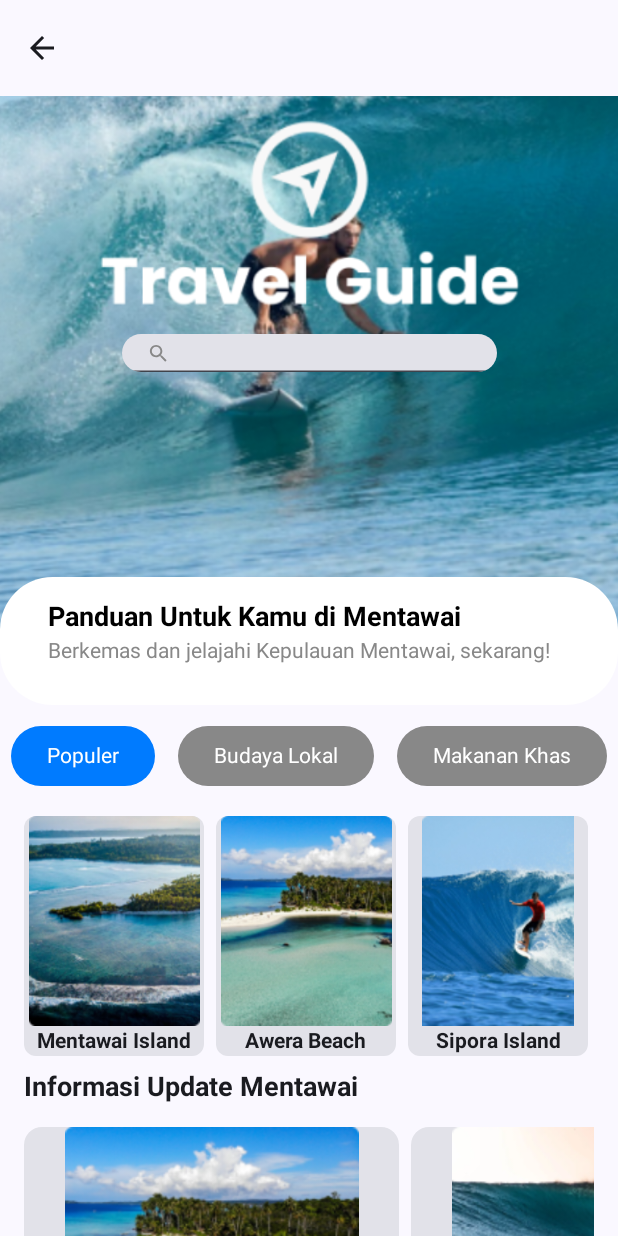
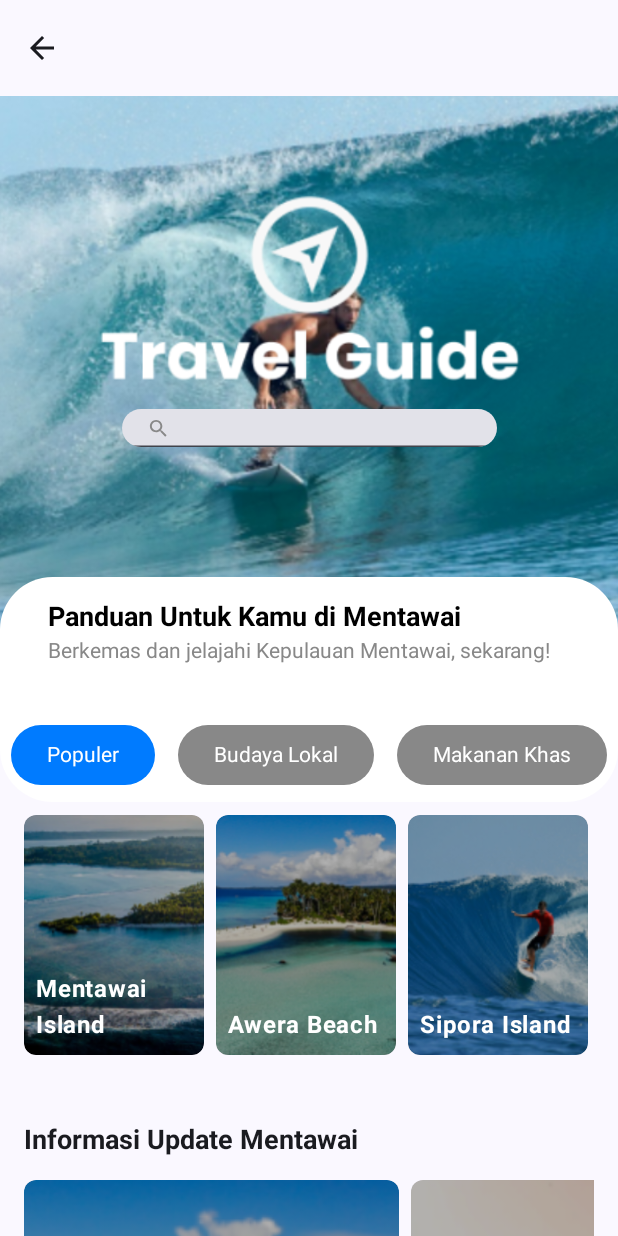
Before and after one commit to RahmaSuciWulandari/TajaMentawaiApp, an Android app built with Jetpack Compose: the TravelGuideScreen screen opened through its navigation route, on a phone screen of 412 x 824 dp. Run offline under Robolectric (Android 15) with nearby library versions, the phone set to English and light mode, and no system bars; our stand-ins replace Dagger/Hilt's generated code, Room's generated code.

Commit message:
edit travel guide

```diff
--- a/app/src/main/java/com/uci/tajamentawai/navigation/Screen.kt
+++ b/app/src/main/java/com/uci/tajamentawai/navigation/Screen.kt
@@ -24,6 +24,7 @@ sealed class Screen (val route: String){
     data object Comment : Screen("comment")
     data object Konfir : Screen("konfirmasi_pembayaran")
     data object TravelGuide: Screen("travel_guide")
+    data object PilihTravelGuide: Screen("pilih_travel_guide")
     data object Community: Screen("community")
     data object Chat: Screen("chat")
     data object ListChat: Screen("listchat")
--- a/app/src/main/java/com/uci/tajamentawai/presentation/TajaMentawaiApp.kt
+++ b/app/src/main/java/com/uci/tajamentawai/presentation/TajaMentawaiApp.kt
@@ -48,6 +48,7 @@ import com.uci.tajamentawai.presentation.component.HomeScreen
 import com.uci.tajamentawai.presentation.component.MetodePembayaranScreen
 import com.uci.tajamentawai.presentation.component.NotifikasiScreen
 import com.uci.tajamentawai.presentation.component.PilihDestinationScreen
+import com.uci.tajamentawai.presentation.component.PilihTravelScreen
 import com.uci.tajamentawai.presentation.component.ReservasiScreen
 import com.uci.tajamentawai.presentation.component.SettingsScreen
 import com.uci.tajamentawai.presentation.component.SharedViewModel
@@ -243,6 +244,12 @@ fun TajaMentawaiApp(
             composable(Screen.TravelGuide.route) {
                 TravelGuideScreen(navController)
             }
+            composable(
+                Screen.PilihTravelGuide.route + "/{id}",
+                arguments = listOf(navArgument("id") { type = NavType.IntType })) { backStackEntry ->
+                val guideId = backStackEntry.arguments?.getInt("id")
+                PilihTravelScreen(navController, guideId)
+            }
             composable(Screen.Community.route) {
                 CommunityScreen(navController)
             }
--- a/app/src/main/java/com/uci/tajamentawai/presentation/component/TravelGuideScreen.kt
+++ b/app/src/main/java/com/uci/tajamentawai/presentation/component/TravelGuideScreen.kt
@@ -57,6 +57,7 @@ import androidx.compose.ui.unit.dp
 import androidx.compose.ui.unit.sp
 import androidx.navigation.NavController
 import com.uci.tajamentawai.R
+import com.uci.tajamentawai.navigation.Screen
 
 @OptIn(ExperimentalMaterial3Api::class)
 @Composable
@@ -86,7 +87,7 @@ fun TravelGuideScreen(navController:NavController) {
             item{FilterBar(selectedFilter) }
           //  Spacer(modifier = Modifier.height(8.dp))
             item{ Spacer(modifier = Modifier.height(16.dp))
-                ContentSection(selectedFilter.value)}
+                ContentSection(selectedFilter.value, navController = navController)}
 
         }
     }
@@ -98,6 +99,7 @@ fun CoverImageWithSearchBar() {
         modifier = Modifier
             .width(500.dp)
             .height(300.dp)
+            .offset(y = 50.dp)
     ) {
         Image(
             painter = painterResource(id = R.drawable.travelguidecover),
@@ -152,15 +154,15 @@ fun HeaderSection() {
             modifier = Modifier
                 .offset(y = (-55).dp)
                 .fillMaxWidth()
-                .requiredHeight(85.dp)
+                .requiredHeight(150.dp)
                 .clip(shape = RoundedCornerShape(35.dp))
                 .background(color = Color.White)
-                .padding(horizontal = 16.dp) // Tambahkan padding internal jika perlu
+                .padding(horizontal = 16.dp)
         ) {
             Column(
                 modifier = Modifier
                     .fillMaxWidth()
-                    .padding(16.dp) // Tambahkan padding internal agar teks tidak terlalu dekat
+                    .padding(16.dp)
             ) {
                 Text(
                     text = "Panduan Untuk Kamu di Mentawai",
@@ -178,145 +180,12 @@ fun HeaderSection() {
 }
 
 
-@OptIn(ExperimentalMaterial3Api::class)
-@Composable
-fun GuideDetailScreen(
-    artikelId: Int?,
-    navController: NavController
-) {
-    val context = LocalContext.current
-    val detailartikel = articles.filter { artikel ->
-        artikel.id == artikelId
-    }
-    Column(
-        modifier = Modifier
-            .fillMaxSize()
-    ) {
-        Box(
-            modifier = Modifier
-                .fillMaxWidth()
-                .height(200.dp)
-        ) {
-            Image(
-                painter = painterResource(id = detailartikel[0].imageRes),
-                contentDescription = "Article Image",
-                modifier = Modifier.fillMaxSize(),
-                contentScale = ContentScale.Crop
-            )
-            // Overlay untuk teks di atas gambar
-            Column {
-                Column (
-                    horizontalAlignment = Alignment.Start,
-                    verticalArrangement = Arrangement.Top,
-                    modifier = Modifier
-                        .padding(0.dp)
-                ){
-                    TopAppBar(
-                        title = { Text(text = " ") },
-                        navigationIcon = {
-                            IconButton(onClick = { navController.navigateUp()}) {
-                                Icon(
-                                    imageVector = Icons.Default.ArrowBack,
-                                    contentDescription = "Back",
-                                    tint = Color.White
-                                )
-                            }
-                        },
-                        colors = TopAppBarDefaults.topAppBarColors(
-                            containerColor = Color.Transparent,
-                            titleContentColor = Color.White,
-                            navigationIconContentColor = Color.White
-                        ),
-                    )
-
-                }
-                Column(
-                    modifier = Modifier
-                        .fillMaxSize()
-                        .background(Color.Black.copy(alpha = 0.3f)),
-//                            .align(Alignment.Center),
-                    horizontalAlignment = Alignment.CenterHorizontally,
-                    verticalArrangement = Arrangement.Center
-                ) {
-                    Text(
-                        text = detailartikel[0].title,
-                        style = MaterialTheme.typography.titleLarge,
-                        color = Color.White,
-                        textAlign = TextAlign.Center,
-                        modifier = Modifier.padding(horizontal = 16.dp)
-                    )
-                    Spacer(modifier = Modifier.height(8.dp))
-                }
-
-            }
-        }
-
-        // Konten Artikel
-        Column(
-            modifier = Modifier
-                .fillMaxSize()
-                .padding(16.dp)
-        ) {
-            Row(
-                modifier = Modifier
-                    .fillMaxWidth(),
-                horizontalArrangement = Arrangement.SpaceBetween,
-
-                ) {
-                Text(
-                    text = "By ${detailartikel[0].author}",
-                    style = MaterialTheme.typography.labelMedium,
-                    color = Color.DarkGray,
-                )
-                Box(
-                    modifier = Modifier
-                        .requiredWidth(110.dp)
-                        .requiredHeight(20.dp)
-                        .clip(shape = RoundedCornerShape(5.dp))
-                        .background(Color(0xFF00897B))
-                ){
-                    Row(
-
-                        horizontalArrangement = Arrangement.Center,
-                        verticalAlignment = Alignment.CenterVertically,
-                        modifier = Modifier
-                            .padding(0.dp)
-                            .clickable { shareItem(context) }
-                    ) {
-                        IconButton(onClick = { }) {
-                            Icon(
-                                imageVector = Icons.Default.Share,
-                                contentDescription = null,
-                                tint = Color.White,
-                                modifier = Modifier
-                                    .size(15.dp)
-                            )}
-                        Text(
-                            text = "Share",
-                            style = MaterialTheme.typography.labelMedium,
-                            color = Color.White,
-                        )
-                    }
-
-                }
-            }
-            Text(
-                text = detailartikel[0].content,
-                style = MaterialTheme.typography.bodyMedium,
-                textAlign = TextAlign.Justify,
-                modifier = Modifier.padding(vertical = 8.dp)
-            )
-        }
-    }
-}
-
-
 @Composable
 fun FilterBar(selectedFilter: MutableState<String>) {
     Row(
         modifier = Modifier
             .fillMaxWidth()
-            .offset(y = -45.dp),
+            .offset(y = -110.dp),
             //.padding(horizontal = 16.dp),
         horizontalArrangement = Arrangement.SpaceAround
     ) {
@@ -344,19 +213,19 @@ fun FilterButton(label: String, selectedFilter: MutableState<String>) {
 }
 
 @Composable
-fun ContentSection(selectedFilter: String) {
+fun ContentSection(selectedFilter: String, navController: NavController) {
     Column(modifier = Modifier.padding(horizontal = 16.dp)) {
         when (selectedFilter) {
             "Populer" -> {
-                DestinationSection(popularDestinations)
+                DestinationSection( popularDestinations, navController = navController)
             }
 
             "Budaya Lokal" -> {
-                DestinationSection(localCultureDestinations)
+                DestinationSection(localCultureDestinations, navController = navController)
             }
 
             "Makanan Khas" -> {
-                DestinationSection(foodDestinations)
+                DestinationSection(foodDestinations, navController = navController)
             }
         }
 
@@ -366,61 +235,66 @@ fun ContentSection(selectedFilter: String) {
 }
 
 @Composable
-fun DestinationSection(destinations: List<TravelGuide>) {
+fun DestinationSection(destinations: List<TravelGuide>, navController: NavController) {
     LazyRow(
         horizontalArrangement = Arrangement.spacedBy(8.dp),
         modifier = Modifier
             .fillMaxWidth()
-            .offset(y = -45.dp)
+            .offset(y = -110.dp)
     ) {
-        items(destinations) { destination ->
-            DestinationCard(destination.title, destination.imageRes)
+        items(destinations) { guide ->
+            TravelguideCard(guide) {
+                navController.navigate(Screen.PilihTravelGuide.route + "/${guide.id}")
+            }
         }
     }
 }
 
 @Composable
-fun DestinationCard(title: String, imageRes: Int) {
-    Card(
-        modifier = Modifier
+fun TravelguideCard(guide: TravelGuide, onClick: () -> Unit) {
+    Box(modifier = Modifier
             .width(120.dp)
-            .height(160.dp),
-        shape = RoundedCornerShape(8.dp)
-    ) {
-        Column(
-            modifier = Modifier.fillMaxSize(),
-            horizontalAlignment = Alignment.CenterHorizontally
+        .height(160.dp)
+        .clickable { onClick() }
+        .clip(RoundedCornerShape(8.dp))
     ) {
         Image(
-                painter = painterResource(id = imageRes),
-                contentDescription = title,
+            painter = painterResource(id = guide.imageRes),
+            contentDescription = "",
+            contentScale = ContentScale.Crop,
+            modifier = Modifier.fillMaxSize().clip(RoundedCornerShape(8.dp))
+        )
+        Box(
             modifier = Modifier
-                    .width(120.dp)
-                    .height(140.dp)
-            )
-            Spacer(modifier = Modifier.height(2.dp))
+                .fillMaxSize()
+                .background(Color.Black.copy(alpha = 0.3f))
+        ) {
             Text(
-                text = title,
-                style = TextStyle(fontSize = 14.sp, fontWeight = FontWeight.Bold)
+                text = guide.title,
+                color = Color.White,
+                fontWeight = FontWeight.Bold,
+                modifier = Modifier.align(Alignment.BottomStart).padding(8.dp)
             )
         }
     }
 }
 
+
 @Composable
 fun UpdateSection() {
+    Spacer(modifier = Modifier.height(16.dp))
     Text(
         text = "Informasi Update Mentawai",
         style = TextStyle(fontSize = 18.sp, fontWeight = FontWeight.Bold),
         modifier = Modifier
             .padding(bottom = 8.dp)
-            .offset(y = -35.dp)
+            .offset(y = -80.dp)
     )
     LazyRow(
         modifier = Modifier
             .fillMaxSize()
             .padding(vertical = 8.dp)
-            .offset(y = -35.dp),
+            .offset(y = -80.dp),
         horizontalArrangement = Arrangement.spacedBy(8.dp)
     ) {
         items(updateList) { update ->
@@ -431,77 +305,105 @@ fun UpdateSection() {
 
 @Composable
 fun UpdateCard(update: UpdateInfo) {
-    Card(
-        modifier = Modifier
+    Box(modifier = Modifier
         .width(250.dp)
-            .fillMaxHeight()
+        .height(200.dp)
         .clip(RoundedCornerShape(8.dp))
+       // .clickable { onClick() }
     ) {
-        Column {
         Image(
             painter = painterResource(id = update.imageRes),
-                contentDescription = update.title,
+            contentDescription = "",
+            contentScale = ContentScale.Crop,
+            modifier = Modifier.fillMaxSize().clip(RoundedCornerShape(8.dp))
+        )
+        Box(
             modifier = Modifier
-                    .fillMaxWidth()
-                    .height(100.dp)
-            )
-            Spacer(modifier = Modifier.height(8.dp))
+                .fillMaxSize()
+                .background(Color.Black.copy(alpha = 0.3f))
+        ) {
             Text(
                 text = update.title,
-                modifier = Modifier.padding(horizontal = 8.dp),
-                style = TextStyle(fontSize = 14.sp, fontWeight = FontWeight.Bold)
+                color = Color.White,
+                fontWeight = FontWeight.Bold,
+                modifier = Modifier.align(Alignment.BottomStart)
+                    .padding(8.dp)
+                    .padding(bottom = 14.dp)
             )
+            Spacer(modifier = Modifier.height(16.dp))
             Text(
                 text = update.description,
-                modifier = Modifier.padding(horizontal = 8.dp),
-                style = TextStyle(fontSize = 12.sp, color = Color.Gray)
+                color = Color.White,
+                modifier = Modifier.align(Alignment.BottomStart).padding(8.dp)
             )
         }
     }
 }
 
-data class UpdateInfo(val title: String, val description: String, val imageRes: Int)
+data class UpdateInfo(val id:Int, val title: String, val description: String, val imageRes: Int, val Info:String)
 
 val updateList = listOf(
     UpdateInfo(
+        id = 1,
         title = "Jalan-Jalan Asyik ke Mentawai, 5 Destinasi Seru yang Wajib Kamu Kunjungi!",
         description = "Suka Traveller",
-        imageRes = R.drawable.awera_island_beach
+        imageRes = R.drawable.awera_island_beach,
+        ""
     ),
     UpdateInfo(
+        1,
         title = "Surganya Diving ada di sini! Simak pengalaman wisatawan yang menarik",
         description = "Lokalin aja",
-        imageRes = R.drawable.pulau_sikakap
+        imageRes = R.drawable.pulau_sikakap,
+        ""
+    ),
+            UpdateInfo(
+                id = 3,
+                title = "Jalan-Jalan Asyik ke Mentawai, 5 Destinasi Seru yang Wajib Kamu Kunjungi!",
+                description = "Suka Traveller",
+                imageRes = R.drawable.awera_island_beach,
+                ""
+            ),
+    UpdateInfo(
+        4,
+        title = "Surganya Diving ada di sini! Simak pengalaman wisatawan yang menarik",
+        description = "Lokalin aja",
+        imageRes = R.drawable.pulau_sikakap,
+        ""
     )
 )
 
-data class TravelGuide(val title: String, val imageRes: Int)
+data class TravelGuide(val id:Int, val title: String, val imageRes: Int, val deskrip: String)
 
 val popularDestinations = listOf(
-    TravelGuide("Mentawai Island", R.drawable.mentawai_island),
-    TravelGuide("Awera Beach", R.drawable.awera_beach),
-    TravelGuide("Sipora Island", R.drawable.sipora_island),
-    TravelGuide("Mentawai Island", R.drawable.mentawai_island),
-    TravelGuide("Awera Beach", R.drawable.awera_beach),
-    TravelGuide("Sipora Island", R.drawable.sipora_island)
+    TravelGuide(1,"Mentawai Island", R.drawable.mentawai_island,"Kepulauan Mentawai yang indah adalah kepulauan kecil yang terletak di lepas pantai barat Sumatera di Indonesia. Mereka terkenal dengan kondisi selancarnya, menjadi salah satu dari 10 tempat selancar terbaik di Indonesia. Bahkan menyaingi yang ditemukan di surga peselancar Bali.\n" +
+            "\n" +
+            "Dengan demikian, banyak peselancar yang datang ke Kepulauan Mentawai setelah musim selancar di Bali selesai. Tapi berselancar bukan satu-satunya aktivitas yang ditawarkan di sini. Banyak pulau menyediakan kesempatan trekking, memancing, dan snorkeling yang menyenangkan. Jika tidak ada yang menarik, Anda dapat bersantai di pantai atau mempelajari lebih lanjut tentang budaya Mentawai.\n" +
+            "\n" +
+            "Ombak, laut biru kehijauan, pemandangan bawah laut yang luar biasa, resor terbaik, lokasi yang tenang dan tenang, hutan perawan, mencicipi makanan yang berbeda setiap hari, hewan endemik, tato, dan berpetualang dengan tinggal dan hidup seperti Suku Asli Mentawai akan membuat Anda siap untuk liburan yang tak terlupakan."),
+    TravelGuide(2,"Awera Beach", R.drawable.awera_beach,"Kepulauan Mentawai terletak di pesisir barat Sumatera, Indonesia, merupakan destinasi wisata yang menawarkan pantai-pantai indah, hutan hijau, dan budaya yang kaya. Terdiri dari sekitar tujuh pulau-pulau, gugusan kepulauan ini menawarkan kombinasi keindahan alam dan keunikan budaya suku Mentawai yang masih menjaga tradisi mereka hingga saat ini. Ini adalah tujuan yang sempurna untuk petualang, peselancar, dan pencinta budaya."),
+    TravelGuide(3,"Sipora Island", R.drawable.sipora_island, "Kepulauan Mentawai terletak di pesisir barat Sumatera, Indonesia, merupakan destinasi wisata yang menawarkan pantai-pantai indah, hutan hijau, dan budaya yang kaya. Terdiri dari sekitar tujuh pulau-pulau, gugusan kepulauan ini menawarkan kombinasi keindahan alam dan keunikan budaya suku Mentawai yang masih menjaga tradisi mereka hingga saat ini. Ini adalah tujuan yang sempurna untuk petualang, peselancar, dan pencinta budaya."),
+    TravelGuide(4,"Mentawai Island", R.drawable.mentawai_island,"Kepulauan Mentawai terletak di pesisir barat Sumatera, Indonesia, merupakan destinasi wisata yang menawarkan pantai-pantai indah, hutan hijau, dan budaya yang kaya. Terdiri dari sekitar tujuh pulau-pulau, gugusan kepulauan ini menawarkan kombinasi keindahan alam dan keunikan budaya suku Mentawai yang masih menjaga tradisi mereka hingga saat ini. Ini adalah tujuan yang sempurna untuk petualang, peselancar, dan pencinta budaya."),
+    TravelGuide(5,"Awera Beach", R.drawable.awera_beach,"Kepulauan Mentawai terletak di pesisir barat Sumatera, Indonesia, merupakan destinasi wisata yang menawarkan pantai-pantai indah, hutan hijau, dan budaya yang kaya. Terdiri dari sekitar tujuh pulau-pulau, gugusan kepulauan ini menawarkan kombinasi keindahan alam dan keunikan budaya suku Mentawai yang masih menjaga tradisi mereka hingga saat ini. Ini adalah tujuan yang sempurna untuk petualang, peselancar, dan pencinta budaya."),
+    TravelGuide(6,"Sipora Island", R.drawable.sipora_island,"Kepulauan Mentawai terletak di pesisir barat Sumatera, Indonesia, merupakan destinasi wisata yang menawarkan pantai-pantai indah, hutan hijau, dan budaya yang kaya. Terdiri dari sekitar tujuh pulau-pulau, gugusan kepulauan ini menawarkan kombinasi keindahan alam dan keunikan budaya suku Mentawai yang masih menjaga tradisi mereka hingga saat ini. Ini adalah tujuan yang sempurna untuk petualang, peselancar, dan pencinta budaya.")
 )
 
 val localCultureDestinations = listOf(
-    TravelGuide("Tato Mentawai", R.drawable.tato_mentawai),
-    TravelGuide("Kearifan Lokal", R.drawable.kearifan_lokal),
-    TravelGuide("Tradisi Mentawai", R.drawable.tradisi_mentawai),
-    TravelGuide("Tato Mentawai", R.drawable.tato_mentawai),
-    TravelGuide("Kearifan Lokal", R.drawable.kearifan_lokal),
-    TravelGuide("Tradisi Mentawai", R.drawable.tradisi_mentawai)
+    TravelGuide(7,"Tato Mentawai", R.drawable.tato_mentawai,""),
+    TravelGuide(8,"Kearifan Lokal", R.drawable.kearifan_lokal,""),
+    TravelGuide(9,"Tradisi Mentawai", R.drawable.tradisi_mentawai,""),
+    TravelGuide(10,"Tato Mentawai", R.drawable.tato_mentawai,""),
+    TravelGuide(11,"Kearifan Lokal", R.drawable.kearifan_lokal,""),
+    TravelGuide(12,"Tradisi Mentawai", R.drawable.tradisi_mentawai,"")
 )
 
 val foodDestinations = listOf(
-    TravelGuide("Anggau", R.drawable.anggau),
-    TravelGuide("Kapuru Sagu", R.drawable.kapuru_sagu),
-    TravelGuide("Subbet", R.drawable.subbet),
-    TravelGuide("Anggau", R.drawable.anggau),
-    TravelGuide("Kapuru Sagu", R.drawable.kapuru_sagu),
-    TravelGuide("Subbet", R.drawable.subbet)
+    TravelGuide(13,"Anggau", R.drawable.anggau, ""),
+    TravelGuide(14,"Kapuru Sagu", R.drawable.kapuru_sagu,""),
+    TravelGuide(15,"Subbet", R.drawable.subbet,""),
+    TravelGuide(16,"Anggau", R.drawable.anggau,""),
+    TravelGuide(17,"Kapuru Sagu", R.drawable.kapuru_sagu,""),
+    TravelGuide(18,"Subbet", R.drawable.subbet,"")
 )
 
 //@Preview(showBackground = true)
```
Also changed, not shown: app/src/main/java/com/uci/tajamentawai/presentation/component/PilihTravelGuide.kt (added, +285 -0 lines). Lines whose indentation alone changed are shown as unchanged.
